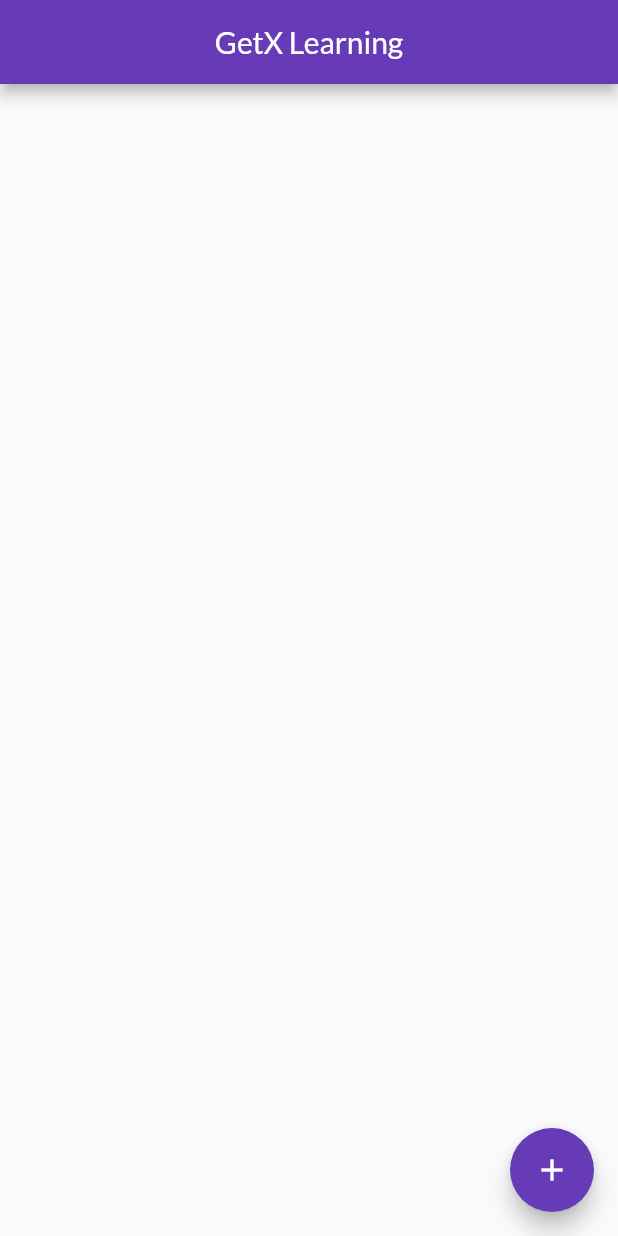
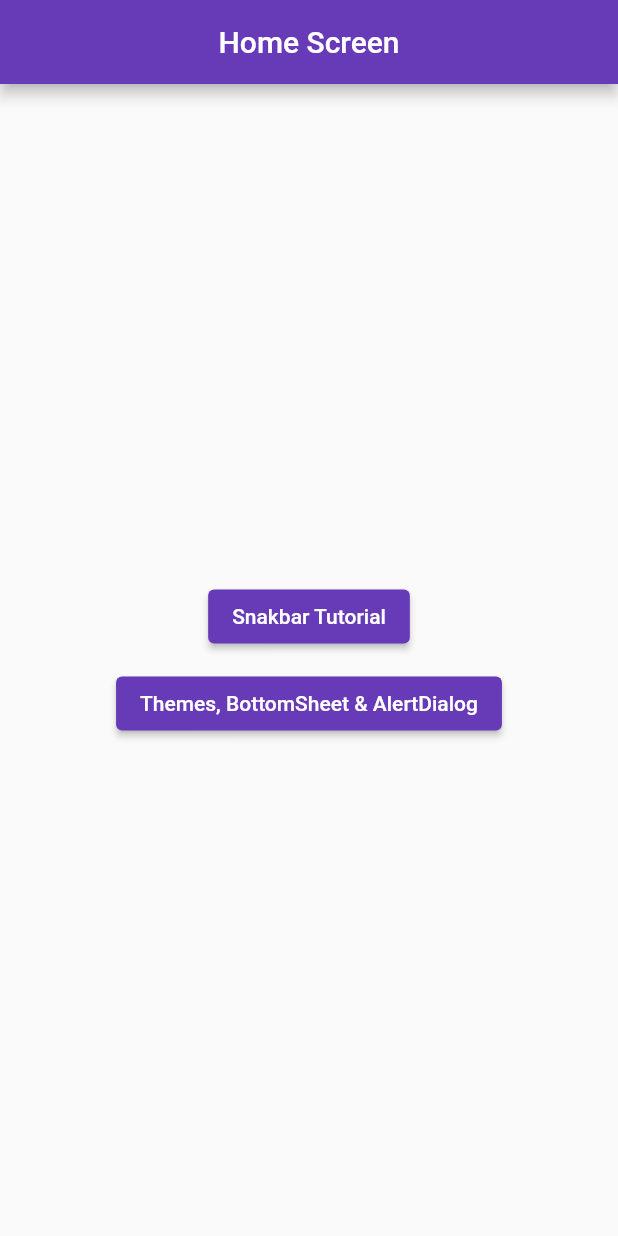
Before and after one commit to ChanderParkash179/GetXLearning, a Flutter app: the screen it shows after launch, on a phone screen of 412 x 824 dp. Run offline on Flutter 3.47's test engine with Material 2 defaults, Android fonts, the phone set to English and light mode, and no system bars; our stand-ins replace get, google_fonts.

Commit message:
bottomSheet and Theme Changing

```diff
--- /dev/null
+++ b/lib/Utils/myroutes.dart
@@ -0,0 +1,5 @@
+class MyRoutes {
+  var snakebar = '/snakbar';
+  var tbsa = '/tbsa';
+  var buttons = '/buttons';
+}
--- a/lib/main.dart
+++ b/lib/main.dart
@@ -1,6 +1,9 @@
 import 'package:flutter/material.dart';
-import 'package:getx/views/HomeScreen.dart';
 import 'package:get/get.dart';
+import 'package:getx/Utils/myroutes.dart';
+import 'package:getx/views/Buttons.dart';
+import 'package:getx/views/Snakbar.dart';
+import 'package:getx/views/ThemeBottomSheetDialog.dart';
 import 'package:google_fonts/google_fonts.dart';
 
 void main() {
@@ -15,9 +18,14 @@ class MyApp extends StatelessWidget {
       debugShowCheckedModeBanner: false,
       theme: ThemeData(
         primarySwatch: Colors.deepPurple,
-        fontFamily: GoogleFonts.lato().fontFamily,
+        fontFamily: GoogleFonts.aBeeZee().fontFamily,
       ),
-      home: const HomeScreen(),
+      initialRoute: MyRoutes().buttons,
+      routes: {
+        MyRoutes().buttons: (context) => HomeScreen(),
+        MyRoutes().snakebar: (context) => Snakbar(),
+        MyRoutes().tbsa: (context) => TBsD(),
+      },
     );
   }
 }
--- /dev/null
+++ b/lib/views/Buttons.dart
@@ -0,0 +1,43 @@
+import 'package:flutter/material.dart';
+import 'package:getx/Utils/myroutes.dart';
+
+class HomeScreen extends StatefulWidget {
+  const HomeScreen({super.key});
+
+  @override
+  State<HomeScreen> createState() => _HomeScreenState();
+}
+
+class _HomeScreenState extends State<HomeScreen> {
+  @override
+  Widget build(BuildContext context) {
+    return SafeArea(
+      child: Scaffold(
+        appBar: AppBar(
+          title: const Text('Home Screen'),
+          centerTitle: true,
+        ),
+        body: Center(
+          child: Column(
+            mainAxisAlignment: MainAxisAlignment.center,
+            children: [
+              ElevatedButton(
+                  onPressed: () {
+                    Navigator.pushNamed(context, MyRoutes().snakebar);
+                  },
+                  child: const Text('Snakbar Tutorial')),
+              const SizedBox(
+                height: 10,
+              ),
+              ElevatedButton(
+                  onPressed: () {
+                    Navigator.pushNamed(context, MyRoutes().tbsa);
+                  },
+                  child: const Text('Themes, BottomSheet & AlertDialog')),
+            ],
+          ),
+        ),
+      ),
+    );
+  }
+}
--- a/lib/views/HomeScreen.dart
+++ b/lib/views/Snakbar.dart
@@ -1,20 +1,26 @@
+import 'package:flutter/cupertino.dart';
 import 'package:flutter/material.dart';
 import 'package:get/get.dart';
 
-class HomeScreen extends StatefulWidget {
-  const HomeScreen({super.key});
+class Snakbar extends StatefulWidget {
+  const Snakbar({super.key});
 
   @override
-  State<HomeScreen> createState() => _HomeScreenState();
+  State<Snakbar> createState() => _SnakbarState();
 }
 
-class _HomeScreenState extends State<HomeScreen> {
+class _SnakbarState extends State<Snakbar> {
   @override
   Widget build(BuildContext context) {
     return Scaffold(
       appBar: AppBar(
         centerTitle: true,
-        title: const Text('GetX Learning'),
+        title: const Text('SnakBar'),
+      ),
+      body: const SafeArea(
+        child: Center(
+          child: Text('Snakbar in GetX'),
+        ),
       ),
       floatingActionButton: FloatingActionButton(
         onPressed: () {
@@ -22,6 +28,7 @@ class _HomeScreenState extends State<HomeScreen> {
             'GetX',
             'Welcome to GetX Learning',
             snackPosition: SnackPosition.TOP,
+            icon: const Icon(CupertinoIcons.mail),
           );
         },
         child: const Icon(Icons.add),
```
Also changed, not shown: lib/views/ThemeBottomSheetDialog.dart (added, +116 -0 lines).
